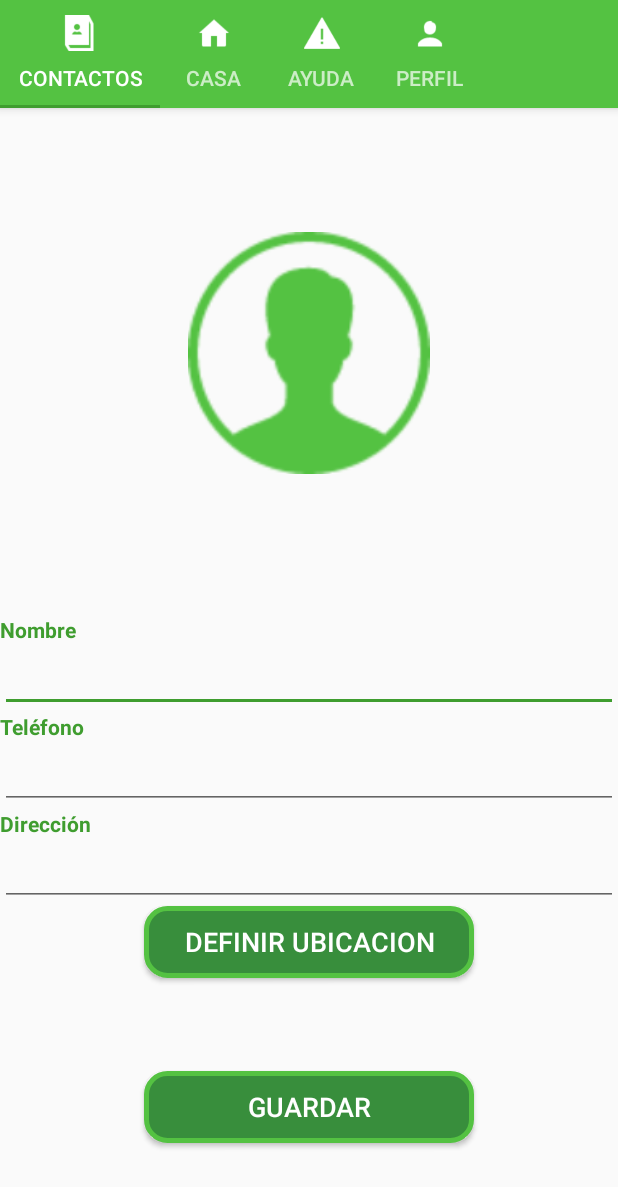
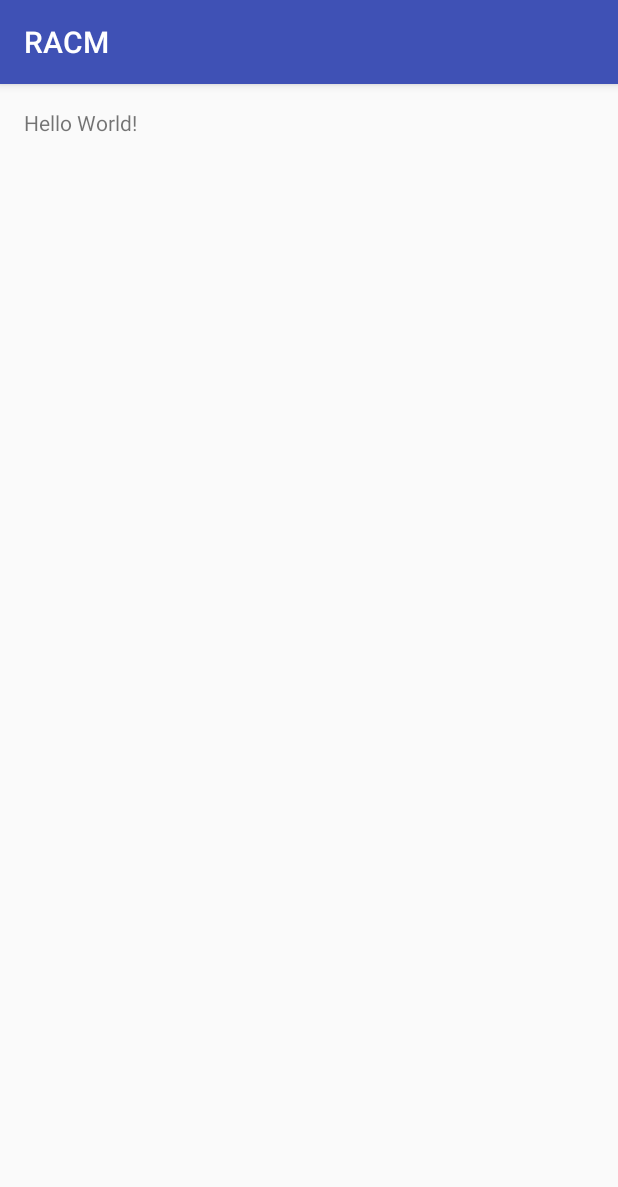
Before and after one commit to msordia/RACM, an Android app: the screen it shows after launch (RegistrarPerfil before the commit, MainActivity after it), on a phone screen of 412 x 824 dp. Shown: the top 1187 px of the screen. Run offline under Robolectric (Android 15) with nearby library versions, the phone set to English and light mode, and no system bars.

Commit message:
Revert "Se agrega la pantalla de RegistrarPerfil"
This reverts commit 15a4bd4ba2857d68d87408e308bfa52ee7861c2b.

```diff
--- a/RACM/app/build.gradle
+++ b/RACM/app/build.gradle
@@ -26,5 +26,4 @@ dependencies {
     })
     compile 'com.android.support:appcompat-v7:25.1.0'
     testCompile 'junit:junit:4.12'
-    compile 'com.android.support:design:25.1.0'
 }
--- a/RACM/app/src/main/AndroidManifest.xml
+++ b/RACM/app/src/main/AndroidManifest.xml
@@ -8,7 +8,7 @@
         android:label="@string/app_name"
         android:supportsRtl="true"
         android:theme="@style/AppTheme">
-        <activity android:name=".RegistrarPerfil">
+        <activity android:name=".MainActivity">
             <intent-filter>
                 <action android:name="android.intent.action.MAIN" />
 
--- a/RACM/app/src/main/java/itesm/mx/racm/RegistrarPerfil.java
+++ b/RACM/app/src/main/java/itesm/mx/racm/MainActivity.java
@@ -3,11 +3,11 @@ package itesm.mx.racm;
 import android.support.v7.app.AppCompatActivity;
 import android.os.Bundle;
 
-public class RegistrarPerfil extends AppCompatActivity {
+public class MainActivity extends AppCompatActivity {
 
     @Override
     protected void onCreate(Bundle savedInstanceState) {
         super.onCreate(savedInstanceState);
-        setContentView(R.layout.registrar_perfil);
+        setContentView(R.layout.activity_main);
     }
 }
--- a/RACM/app/src/main/res/drawable/buttonshape.xml
+++ /dev/null
@@ -1,20 +0,0 @@
-<?xml version="1.0" encoding="utf-8"?>
-<shape xmlns:android="http://schemas.android.com/apk/res/android" android:shape="rectangle" >
-    <corners
-        android:radius="14dp"
-        />
-    <solid
-        android:color="#388E3C"
-        />
-    <padding
-        android:left="0dp"
-        android:top="0dp"
-        android:right="0dp"
-        android:bottom="0dp"
-        />
-
-    <stroke
-        android:width="3dp"
-        android:color="#54C242"
-        />
-</shape>
--- /dev/null
+++ b/RACM/app/src/main/res/layout/activity_main.xml
@@ -0,0 +1,17 @@
+<?xml version="1.0" encoding="utf-8"?>
+<RelativeLayout xmlns:android="http://schemas.android.com/apk/res/android"
+    xmlns:tools="http://schemas.android.com/tools"
+    android:id="@+id/activity_main"
+    android:layout_width="match_parent"
+    android:layout_height="match_parent"
+    android:paddingBottom="@dimen/activity_vertical_margin"
+    android:paddingLeft="@dimen/activity_horizontal_margin"
+    android:paddingRight="@dimen/activity_horizontal_margin"
+    android:paddingTop="@dimen/activity_vertical_margin"
+    tools:context="itesm.mx.racm.MainActivity">
+
+    <TextView
+        android:layout_width="wrap_content"
+        android:layout_height="wrap_content"
+        android:text="Hello World!" />
+</RelativeLayout>
--- a/RACM/app/src/main/res/layout/registrar_perfil.xml
+++ /dev/null
@@ -1,144 +0,0 @@
-<?xml version="1.0" encoding="utf-8"?>
-<LinearLayout xmlns:android="http://schemas.android.com/apk/res/android"
-    xmlns:app="http://schemas.android.com/apk/res-auto"
-    android:orientation="vertical"
-    android:layout_width="match_parent"
-    android:layout_height="match_parent">
-
-    <android.support.design.widget.AppBarLayout
-        android:layout_width="match_parent"
-        android:layout_height="wrap_content"
-        android:theme="@style/ThemeOverlay.AppCompat.Dark.ActionBar">
-
-        <android.support.design.widget.TabLayout
-            android:layout_width="match_parent"
-            android:layout_height="wrap_content"
-            android:textSize="2dp"
-            app:tabGravity="fill"
-            app:tabMode="scrollable"
-            android:layout_alignBottom="@+id/toolbar3"
-            android:layout_alignParentStart="true">
-
-            <android.support.design.widget.TabItem
-                android:layout_width="wrap_content"
-                android:layout_height="wrap_content"
-                android:icon="@drawable/contactos"
-                android:text="Contactos"/>
-
-            <android.support.design.widget.TabItem
-                android:layout_width="wrap_content"
-                android:layout_height="wrap_content"
-                android:icon="@drawable/home"
-                android:text="Casa"/>
-
-            <android.support.design.widget.TabItem
-                android:layout_width="wrap_content"
-                android:layout_height="wrap_content"
-                android:icon="@drawable/sos"
-                android:text="Ayuda"/>
-
-            <android.support.design.widget.TabItem
-                android:layout_width="wrap_content"
-                android:layout_height="wrap_content"
-                android:icon="@drawable/perfil"
-                android:text="Perfil"/>
-        </android.support.design.widget.TabLayout>
-
-    </android.support.design.widget.AppBarLayout>
-
-    <LinearLayout
-        android:orientation="vertical"
-        android:layout_width="match_parent"
-        android:layout_height="match_parent"
-        android:weightSum="1">
-
-        <Space
-            android:layout_width="match_parent"
-            android:layout_height="wrap_content"
-            android:layout_weight="0.23" />
-
-        <ImageView
-            android:layout_width="match_parent"
-            android:layout_height="wrap_content"
-            app:srcCompat="@drawable/user"
-            android:id="@+id/image_fotoRP"
-            android:layout_weight="0.17" />
-
-        <Space
-            android:layout_width="match_parent"
-            android:layout_height="wrap_content"
-            android:layout_weight="0.26" />
-
-        <TextView
-            android:text="Nombre"
-            android:textStyle="bold"
-            android:textColor="@color/colorPrimaryDark"
-            android:layout_width="match_parent"
-            android:layout_height="wrap_content"
-            android:id="@+id/text_nombreRP" />
-
-        <EditText
-            android:layout_width="match_parent"
-            android:layout_height="wrap_content"
-            android:inputType="textPersonName"
-            android:ems="10"
-            android:id="@+id/edit_nombreRP" />
-
-        <TextView
-            android:text="Teléfono"
-            android:textStyle="bold"
-            android:textColor="@color/colorPrimaryDark"
-            android:layout_width="match_parent"
-            android:layout_height="wrap_content"
-            android:id="@+id/text_telefonoRP" />
-
-        <EditText
-            android:layout_width="match_parent"
-            android:layout_height="wrap_content"
-            android:inputType="textPersonName"
-            android:ems="10"
-            android:id="@+id/edit_telefonoRP" />
-
-        <TextView
-            android:text="Dirección"
-            android:textStyle="bold"
-            android:textColor="@color/colorPrimaryDark"
-            android:layout_width="match_parent"
-            android:layout_height="wrap_content"
-            android:id="@+id/text_direccionRP" />
-
-        <EditText
-            android:layout_width="match_parent"
-            android:layout_height="wrap_content"
-            android:inputType="textPersonName"
-            android:ems="10"
-            android:id="@+id/edit_direccionRP" />
-
-        <Button
-            android:textColor="#FFFFFF"
-            android:textSize="18sp"
-            android:layout_width="220dp"
-            android:layout_height="wrap_content"
-            android:background="@drawable/buttonshape"
-            android:text="Definir Ubicacion"
-            android:layout_gravity="center"
-
-            android:id="@+id/button_ubicacionRP" />
-
-        <Space
-            android:layout_width="match_parent"
-            android:layout_height="wrap_content"
-            android:layout_weight="0.17" />
-
-        <Button
-            android:text="Guardar"
-            android:textSize="18sp"
-            android:textColor="#FFFFFF"
-            android:layout_gravity="center"
-            android:layout_width="220dp"
-            android:layout_height="wrap_content"
-            android:background="@drawable/buttonshape"
-            android:id="@+id/button_guardarRP" />
-    </LinearLayout>
-
-</LinearLayout>
--- a/RACM/app/src/main/res/values/colors.xml
+++ b/RACM/app/src/main/res/values/colors.xml
@@ -1,10 +1,6 @@
 <?xml version="1.0" encoding="utf-8"?>
 <resources>
-    <color name="colorPrimary">#54C242</color>
-    <color name="colorPrimaryDark">#3F9D2F</color>
-    <color name="colorAccent">#3F9D2F</color>
-
-    <color name="textColorPrimary">#FFFFFF</color>
-    <color name="windowBackground">#FFFFFF</color>
-    <color name="navigationBarColor">#000000</color>
+    <color name="colorPrimary">#3F51B5</color>
+    <color name="colorPrimaryDark">#303F9F</color>
+    <color name="colorAccent">#FF4081</color>
 </resources>
--- a/RACM/app/src/main/res/values/styles.xml
+++ b/RACM/app/src/main/res/values/styles.xml
@@ -3,10 +3,9 @@
     <!-- Base application theme. -->
     <style name="AppTheme" parent="Theme.AppCompat.Light.DarkActionBar">
         <!-- Customize your theme here. -->
-        <item name="windowNoTitle">true</item>
-        <item name="windowActionBar">false</item>
         <item name="colorPrimary">@color/colorPrimary</item>
         <item name="colorPrimaryDark">@color/colorPrimaryDark</item>
         <item name="colorAccent">@color/colorAccent</item>
     </style>
+
 </resources>
```
Also changed, not shown: RACM/app/src/main/res/drawable/contactos.png (deleted), RACM/app/src/main/res/drawable/home.png (deleted), RACM/app/src/main/res/drawable/perfil.png (deleted), RACM/app/src/main/res/drawable/sos.png (deleted), RACM/app/src/main/res/drawable/user.png (deleted).
